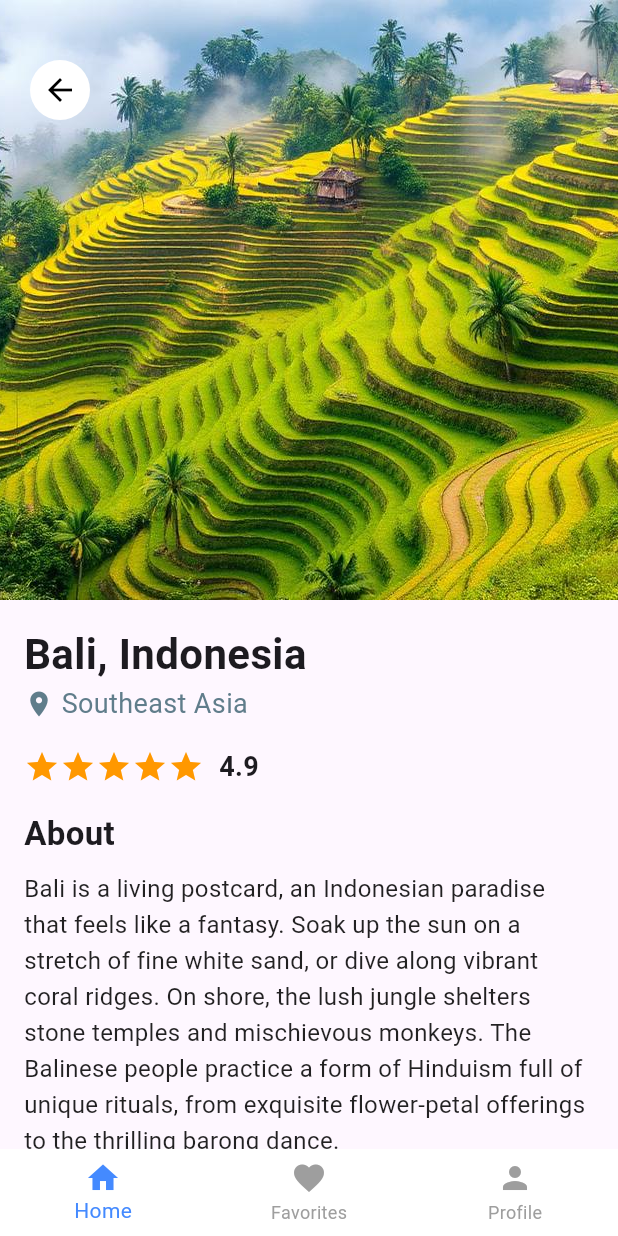
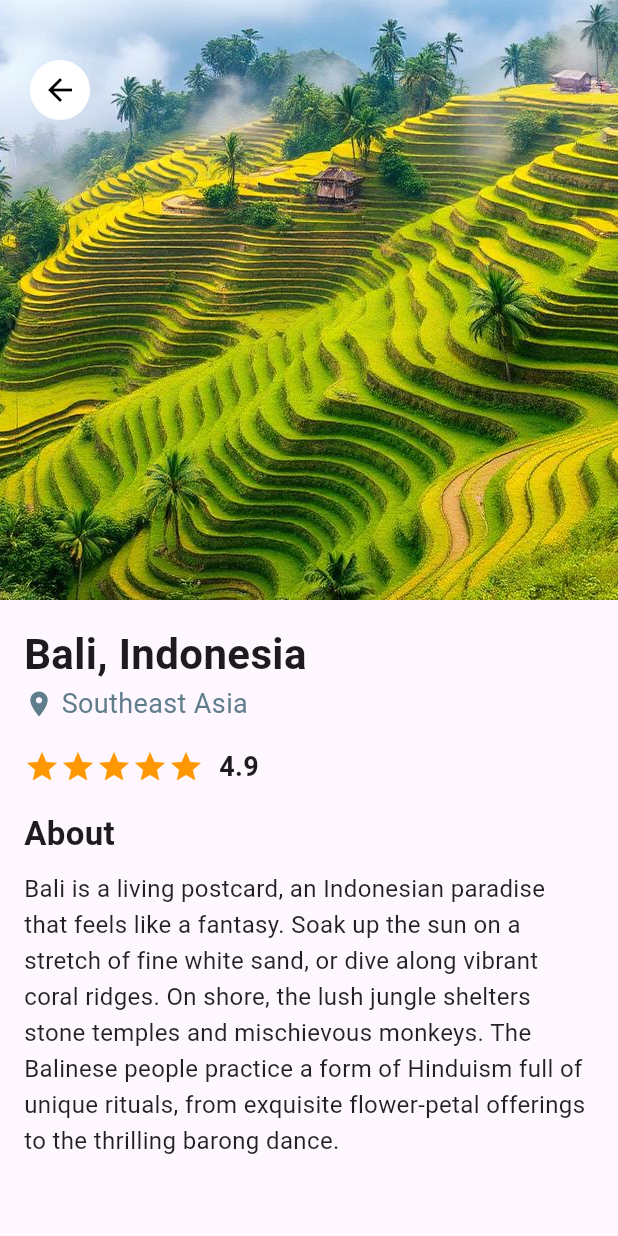
Before and after one commit to Visun517/travel_application_task, a Flutter app: the screen it shows after launch, after a tap on "Bali, Indonesia", on a phone screen of 412 x 824 dp. Run offline on Flutter 3.47's test engine with Material 3 defaults, Android fonts, the phone set to English and light mode, and no system bars.

Commit message:
remove stateless nav bar and add the stetefull nav bar (main_screen)

```diff
--- a/lib/main.dart
+++ b/lib/main.dart
@@ -1,5 +1,5 @@
 import 'package:flutter/material.dart';
-import 'package:travel_application/screens/home_screen.dart';
+import 'package:travel_application/screens/main_screen.dart';
 // import 'package:travel_application/screens/profile_screen.dart';
 
 void main() {
@@ -16,7 +16,7 @@
       theme: ThemeData(
         colorScheme: .fromSeed(seedColor: Colors.deepPurple),
       ),
-      home: const HomeScreen(),
+      home: const MainScreen(),
     );
   }
 }
--- a/lib/screens/destination_details_screen.dart
+++ b/lib/screens/destination_details_screen.dart
@@ -1,6 +1,6 @@
 import 'package:flutter/material.dart';
 import 'package:travel_application/models/place_model.dart';
-import 'package:travel_application/widgets/custom_bottom_navigation_bar.dart';
+import 'package:travel_application/screens/main_screen.dart';
 
 class DestinationDetailsScreen extends StatelessWidget {
   final Place place;
@@ -114,7 +114,6 @@
           ),
         ),
       ),
-      bottomNavigationBar: CustomBottomNavBar(),
     );
   }
 }
--- a/lib/screens/home_screen.dart
+++ b/lib/screens/home_screen.dart
@@ -1,6 +1,6 @@
 import 'package:flutter/material.dart';
 import 'package:travel_application/models/place_model.dart';
-import 'package:travel_application/widgets/custom_bottom_navigation_bar.dart';
+import 'package:travel_application/screens/main_screen.dart';
 import 'package:travel_application/widgets/home_screen_top_banner.dart';
 import 'package:travel_application/widgets/popular_destination_card.dart';
 
@@ -36,7 +36,6 @@
           ),
         ),
       ),
-      bottomNavigationBar: CustomBottomNavBar(),
     );
   }
 }
--- /dev/null
+++ b/lib/screens/main_screen.dart
@@ -0,0 +1,51 @@
+import 'package:flutter/material.dart';
+import 'package:travel_application/screens/favorites_destinations_screen.dart';
+import 'package:travel_application/screens/home_screen.dart';
+import 'package:travel_application/screens/profile_screen.dart';
+
+class MainScreen extends StatefulWidget {
+  const MainScreen({super.key});
+
+  @override
+  State<MainScreen> createState() => _MainScreenState();
+}
+
+class _MainScreenState extends State<MainScreen> {
+  int _selectedIndex = 0;
+
+  final List<Widget> _screens = [
+    const HomeScreen(),
+    const FavoritesDestinationsScreen(),
+    const ProfileScreen(),
+  ];
+
+  void _onItemTapped(int index) {
+    setState(() {
+      _selectedIndex = index;
+    });
+  }
+
+  @override
+  Widget build(BuildContext context) {
+    return Scaffold(
+      body: _screens[_selectedIndex],
+      bottomNavigationBar: BottomNavigationBar(
+        currentIndex: _selectedIndex,
+        onTap: _onItemTapped,
+        selectedItemColor: Colors.blueAccent,
+        unselectedItemColor: Colors.grey,
+        type: BottomNavigationBarType.fixed,
+        backgroundColor: Colors.white,
+        elevation: 5,
+        items: const [
+          BottomNavigationBarItem(icon: Icon(Icons.home), label: 'Home'),
+          BottomNavigationBarItem(
+            icon: Icon(Icons.favorite),
+            label: 'Favorites',
+          ),
+          BottomNavigationBarItem(icon: Icon(Icons.person), label: 'Profile'),
+        ],
+      ),
+    );
+  }
+}
--- a/lib/screens/profile_screen.dart
+++ b/lib/screens/profile_screen.dart
@@ -1,6 +1,6 @@
 import 'package:flutter/material.dart';
 import 'package:travel_application/models/user_model.dart';
-import 'package:travel_application/widgets/custom_bottom_navigation_bar.dart';
+import 'package:travel_application/screens/main_screen.dart';
 import 'package:travel_application/widgets/profile_header.dart';
 import 'package:travel_application/widgets/profile_stat_section.dart';
 import 'package:travel_application/widgets/profile_menu_item.dart';
@@ -85,7 +85,6 @@
           ),
         ),
       ),
-      bottomNavigationBar: CustomBottomNavBar(),
     );
   }
 }
--- a/lib/widgets/custom_bottom_navigation_bar.dart
+++ /dev/null
@@ -1,21 +0,0 @@
-import 'package:flutter/material.dart';
-
-class CustomBottomNavBar extends StatelessWidget {
-  const CustomBottomNavBar({super.key});
-
-  @override
-  Widget build(BuildContext context) {
-    return BottomNavigationBar(
-      selectedItemColor: Colors.blueAccent,
-      unselectedItemColor: Colors.grey,
-      type: BottomNavigationBarType.fixed,
-      backgroundColor: Colors.white,
-      elevation: 0,
-      items: [
-        BottomNavigationBarItem(icon: Icon(Icons.home), label: 'Home'),
-        BottomNavigationBarItem(icon: Icon(Icons.favorite), label: 'Favorites'),
-        BottomNavigationBarItem(icon: Icon(Icons.person), label: 'Profile'),
-      ],
-    );
-  }
-}
```
Also changed, not shown: lib/screens/favorites_destinations_screen.dart (added, +17 -0 lines).
